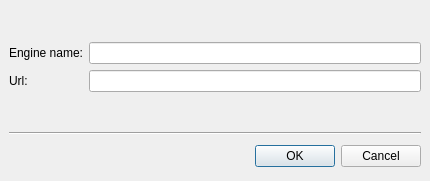
Before: the Qt Designer form transfer-plugins/multisegmentkio/dlgengineediting.ui in KDE/kget, drawn with Qt 5.
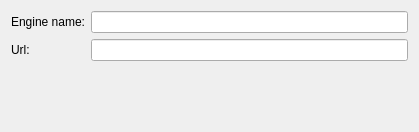
After: the same form once the commit is applied.

Commit message: * don't show not yet implemented features in the config dialog * port the search engine dialog from QDialog to KDialog * show some icons on buttons in the search engine config dialog * filemirrors is not anymore, it's now called FindFiles.com. Use this search engine now.

```diff
--- a/transfer-plugins/multisegmentkio/dlgengineediting.ui
+++ b/transfer-plugins/multisegmentkio/dlgengineediting.ui
@@ -3,118 +3,44 @@
  <comment></comment>
  <exportmacro></exportmacro>
  <class>DlgEngineEditing</class>
- <widget class="QDialog" name="DlgEngineEditing" >
+ <widget class="QWidget" name="DlgEngineEditing" >
   <property name="geometry" >
    <rect>
     <x>0</x>
     <y>0</y>
-    <width>430</width>
-    <height>181</height>
+    <width>419</width>
+    <height>132</height>
    </rect>
   </property>
-  <property name="sizePolicy" >
-   <sizepolicy>
-    <hsizetype>5</hsizetype>
-    <vsizetype>0</vsizetype>
-    <horstretch>0</horstretch>
-    <verstretch>255</verstretch>
-   </sizepolicy>
-  </property>
-  <property name="windowTitle" >
-   <string>Dialog</string>
-  </property>
   <layout class="QGridLayout" >
-   <property name="margin" >
-    <number>9</number>
-   </property>
-   <property name="spacing" >
-    <number>6</number>
-   </property>
-   <item row="2" column="0" >
-    <widget class="QLabel" name="urlLabel" >
-     <property name="text" >
-      <string>Url:</string>
-     </property>
-    </widget>
-   </item>
-   <item row="3" column="1" >
-    <spacer>
-     <property name="orientation" >
-      <enum>Qt::Vertical</enum>
-     </property>
-     <property name="sizeHint" >
-      <size>
-       <width>20</width>
-       <height>40</height>
-      </size>
-     </property>
-    </spacer>
-   </item>
-   <item row="1" column="0" >
+   <item row="0" column="0" >
     <widget class="QLabel" name="engineNameLabel" >
      <property name="text" >
       <string>Engine name:</string>
      </property>
     </widget>
    </item>
-   <item row="4" column="0" colspan="2" >
-    <widget class="Line" name="line" >
-     <property name="orientation" >
-      <enum>Qt::Horizontal</enum>
-     </property>
-    </widget>
-   </item>
-   <item row="2" column="1" >
-    <widget class="QLineEdit" name="urlEdit" />
-   </item>
-   <item row="1" column="1" >
-    <widget class="QLineEdit" name="engineNameEdit" />
-   </item>
-   <item row="5" column="0" colspan="2" >
-    <layout class="QHBoxLayout" >
-     <property name="margin" >
-      <number>0</number>
-     </property>
-     <property name="spacing" >
-      <number>6</number>
-     </property>
-     <item>
-      <spacer>
-       <property name="orientation" >
-        <enum>Qt::Horizontal</enum>
-       </property>
-       <property name="sizeHint" >
-        <size>
-         <width>131</width>
-         <height>31</height>
-        </size>
-       </property>
-      </spacer>
-     </item>
-     <item>
-      <widget class="QPushButton" name="okButton" >
-       <property name="text" >
-        <string>OK</string>
-       </property>
-      </widget>
-     </item>
-     <item>
-      <widget class="QPushButton" name="cancelButton" >
-       <property name="text" >
-        <string>Cancel</string>
-       </property>
-      </widget>
-     </item>
-    </layout>
-   </item>
    <item row="0" column="1" >
+    <widget class="QLineEdit" name="engineNameEdit" />
+   </item>
+   <item row="1" column="0" >
+    <widget class="QLabel" name="urlLabel" >
+     <property name="text" >
+      <string>Url:</string>
+     </property>
+    </widget>
+   </item>
+   <item row="1" column="1" >
+    <widget class="QLineEdit" name="urlEdit" />
+   </item>
+   <item row="2" column="0" colspan="2" >
     <spacer>
      <property name="orientation" >
       <enum>Qt::Vertical</enum>
      </property>
      <property name="sizeHint" >
       <size>
-       <width>20</width>
+       <width>361</width>
        <height>40</height>
       </size>
      </property>
```
Left out of the diff: 39 changed lines with no effect on the pictures. The commit also changes 4 other files.
